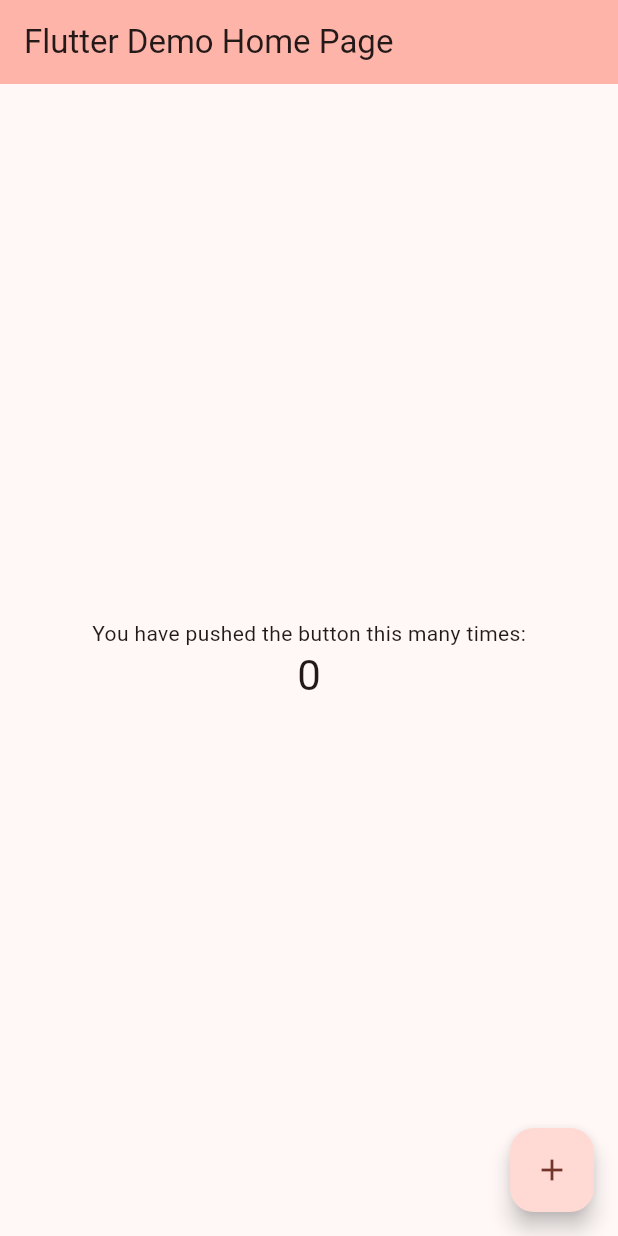
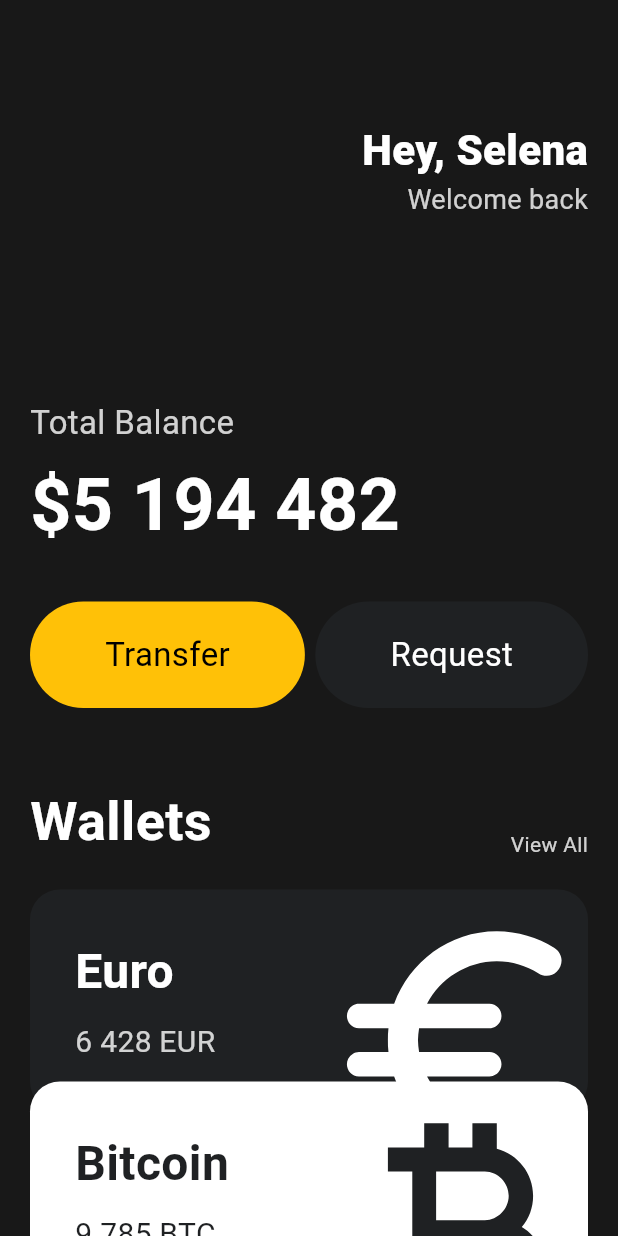
Before and after one commit to JeinJang/toonflix, a Flutter app: the screen it shows after launch, on a phone screen of 412 x 824 dp. Run offline on Flutter 3.47's test engine with Material 3 defaults, Android fonts, the phone set to English and light mode, and no system bars.

Commit message:
💄 create stateless widgets

```diff
--- a/lib/main.dart
+++ b/lib/main.dart
@@ -1,125 +1,158 @@
 import 'package:flutter/material.dart';
+import 'package:toonflix/widgets/button.dart';
+import 'package:toonflix/widgets/currency_card.dart';
+
+class Player {
+  String name;
+  Player({required this.name});
+
+  // String? name;
+  // Player({this.name});
+}
 
 void main() {
-  runApp(const MyApp());
+  runApp(const App());
 }
 
-class MyApp extends StatelessWidget {
-  const MyApp({super.key});
+class App extends StatelessWidget {
+  const App({super.key});
 
-  // This widget is the root of your application.
   @override
   Widget build(BuildContext context) {
     return MaterialApp(
-      title: 'Flutter Demo',
-      theme: ThemeData(
-        // This is the theme of your application.
-        //
-        // TRY THIS: Try running your application with "flutter run". You'll see
-        // the application has a purple toolbar. Then, without quitting the app,
-        // try changing the seedColor in the colorScheme below to Colors.green
-        // and then invoke "hot reload" (save your changes or press the "hot
-        // reload" button in a Flutter-supported IDE, or press "r" if you used
-        // the command line to start the app).
-        //
-        // Notice that the counter didn't reset back to zero; the application
-        // state is not lost during the reload. To reset the state, use hot
-        // restart instead.
-        //
-        // This works for code too, not just values: Most code changes can be
-        // tested with just a hot reload.
-        colorScheme: ColorScheme.fromSeed(seedColor: Colors.red),
-        useMaterial3: true,
+      // flutter에는 scaffold라는 위젯이 필수
+      home: Scaffold(
+        backgroundColor: const Color(0xFF181818),
+        body: SingleChildScrollView(
+          child: Padding(
+            padding: const EdgeInsets.symmetric(
+              horizontal: 20,
             ),
-      home: const MyHomePage(title: 'Flutter Demo Home Page'),
-    );
-  }
-}
-
-class MyHomePage extends StatefulWidget {
-  const MyHomePage({super.key, required this.title});
-
-  // This widget is the home page of your application. It is stateful, meaning
-  // that it has a State object (defined below) that contains fields that affect
-  // how it looks.
-
-  // This class is the configuration for the state. It holds the values (in this
-  // case the title) provided by the parent (in this case the App widget) and
-  // used by the build method of the State. Fields in a Widget subclass are
-  // always marked "final".
-
-  final String title;
-
-  @override
-  State<MyHomePage> createState() => _MyHomePageState();
-}
-
-class _MyHomePageState extends State<MyHomePage> {
-  int _counter = 0;
-
-  void _incrementCounter() {
-    setState(() {
-      // This call to setState tells the Flutter framework that something has
-      // changed in this State, which causes it to rerun the build method below
-      // so that the display can reflect the updated values. If we changed
-      // _counter without calling setState(), then the build method would not be
-      // called again, and so nothing would appear to happen.
-      _counter++;
-    });
-  }
-
-  @override
-  Widget build(BuildContext context) {
-    // This method is rerun every time setState is called, for instance as done
-    // by the _incrementCounter method above.
-    //
-    // The Flutter framework has been optimized to make rerunning build methods
-    // fast, so that you can just rebuild anything that needs updating rather
-    // than having to individually change instances of widgets.
-    return Scaffold(
-      appBar: AppBar(
-        // TRY THIS: Try changing the color here to a specific color (to
-        // Colors.amber, perhaps?) and trigger a hot reload to see the AppBar
-        // change color while the other colors stay the same.
-        backgroundColor: Theme.of(context).colorScheme.inversePrimary,
-        // Here we take the value from the MyHomePage object that was created by
-        // the App.build method, and use it to set our appbar title.
-        title: Text(widget.title),
+            child: Column(
+              crossAxisAlignment: CrossAxisAlignment.start,
+              children: [
+                const SizedBox(
+                  height: 80,
                 ),
-      body: Center(
-        // Center is a layout widget. It takes a single child and positions it
-        // in the middle of the parent.
-        child: Column(
-          // Column is also a layout widget. It takes a list of children and
-          // arranges them vertically. By default, it sizes itself to fit its
-          // children horizontally, and tries to be as tall as its parent.
-          //
-          // Column has various properties to control how it sizes itself and
-          // how it positions its children. Here we use mainAxisAlignment to
-          // center the children vertically; the main axis here is the vertical
-          // axis because Columns are vertical (the cross axis would be
-          // horizontal).
-          //
-          // TRY THIS: Invoke "debug painting" (choose the "Toggle Debug Paint"
-          // action in the IDE, or press "p" in the console), to see the
-          // wireframe for each widget.
-          mainAxisAlignment: MainAxisAlignment.center,
-          children: <Widget>[
+                Row(
+                  mainAxisAlignment: MainAxisAlignment.end,
+                  children: [
+                    Column(
+                      crossAxisAlignment: CrossAxisAlignment.end,
+                      children: [
                         const Text(
-              'You have pushed the button this many times:',
+                          'Hey, Selena',
+                          style: TextStyle(
+                            color: Colors.white,
+                            fontSize: 28,
+                            fontWeight: FontWeight.w800,
+                          ),
                         ),
                         Text(
-              '$_counter',
-              style: Theme.of(context).textTheme.headlineMedium,
+                          'Welcome back',
+                          style: TextStyle(
+                            color: Colors.white.withOpacity(0.8),
+                            fontSize: 18,
+                          ),
+                        ),
+                      ],
+                    ),
+                  ],
+                ),
+                const SizedBox(
+                  height: 120,
+                ),
+                Text(
+                  'Total Balance',
+                  style: TextStyle(
+                    fontSize: 22,
+                    color: Colors.white.withOpacity(0.8),
+                  ),
+                ),
+                const SizedBox(
+                  height: 5,
+                ),
+                const Text(
+                  '\$5 194 482',
+                  style: TextStyle(
+                    fontSize: 48,
+                    fontWeight: FontWeight.w600,
+                    color: Colors.white,
+                  ),
+                ),
+                const SizedBox(
+                  height: 30,
+                ),
+                const Row(
+                  mainAxisAlignment: MainAxisAlignment.spaceBetween,
+                  children: [
+                    Button(
+                      text: 'Transfer',
+                      bgColor: Colors.amber,
+                      textColor: Colors.black,
+                    ),
+                    Button(
+                      text: 'Request',
+                      bgColor: Color(0xFF1F2123),
+                      textColor: Colors.white,
+                    ),
+                  ],
+                ),
+                const SizedBox(
+                  height: 50,
+                ),
+                Row(
+                  mainAxisAlignment: MainAxisAlignment.spaceBetween,
+                  crossAxisAlignment: CrossAxisAlignment.end,
+                  children: [
+                    const Text(
+                      'Wallets',
+                      style: TextStyle(
+                        color: Colors.white,
+                        fontSize: 36,
+                        fontWeight: FontWeight.w600,
+                      ),
+                    ),
+                    Text(
+                      'View All',
+                      style: TextStyle(
+                        color: Colors.white.withOpacity(0.8),
+                      ),
+                    ),
+                  ],
+                ),
+                const SizedBox(
+                  height: 20,
+                ),
+                const CurrencyCard(
+                  name: 'Euro',
+                  code: 'EUR',
+                  amount: '6 428',
+                  icon: Icons.euro_rounded,
+                  isInverted: false,
+                  order: 0,
+                ),
+                const CurrencyCard(
+                  name: 'Bitcoin',
+                  code: 'BTC',
+                  amount: '9 785',
+                  icon: Icons.currency_bitcoin,
+                  isInverted: true,
+                  order: 1,
+                ),
+                const CurrencyCard(
+                  name: 'Dollar',
+                  code: 'USD',
+                  amount: '9 785',
+                  icon: Icons.attach_money_outlined,
+                  isInverted: false,
+                  order: 2,
                 ),
               ],
             ),
           ),
-      floatingActionButton: FloatingActionButton(
-        onPressed: _incrementCounter,
-        tooltip: 'Increment',
-        child: const Icon(Icons.add),
-      ), // This trailing comma makes auto-formatting nicer for build methods.
+        ),
+      ),
     );
   }
 }
--- /dev/null
+++ b/lib/widgets/button.dart
@@ -0,0 +1,37 @@
+import 'package:flutter/material.dart';
+
+class Button extends StatelessWidget {
+  final String text;
+  final Color bgColor;
+  final Color textColor;
+
+  const Button({
+    super.key,
+    required this.text,
+    required this.bgColor,
+    required this.textColor,
+  });
+
+  @override
+  Widget build(BuildContext context) {
+    return Container(
+      decoration: BoxDecoration(
+        color: bgColor,
+        borderRadius: BorderRadius.circular(45),
+      ),
+      child: Padding(
+        padding: const EdgeInsets.symmetric(
+          vertical: 20,
+          horizontal: 50,
+        ),
+        child: Text(
+          text,
+          style: TextStyle(
+            fontSize: 22,
+            color: textColor,
+          ),
+        ),
+      ),
+    );
+  }
+}
--- /dev/null
+++ b/lib/widgets/currency_card.dart
@@ -0,0 +1,94 @@
+import 'package:flutter/material.dart';
+
+class CurrencyCard extends StatelessWidget {
+  final String name, amount, code;
+  final IconData icon;
+  final bool isInverted;
+  final double order;
+
+  final _blackColor = const Color(0xFF1F2123);
+
+  const CurrencyCard({
+    super.key,
+    required this.name,
+    required this.amount,
+    required this.code,
+    required this.icon,
+    required this.isInverted,
+    required this.order,
+  });
+
+  @override
+  Widget build(BuildContext buildContext) {
+    return Transform.translate(
+      offset: Offset(0, -20 * order),
+      child: Container(
+        clipBehavior: Clip.hardEdge,
+        decoration: BoxDecoration(
+          color: isInverted ? Colors.white : _blackColor,
+          borderRadius: BorderRadius.circular(20),
+        ),
+        child: Padding(
+          padding: const EdgeInsets.all(30),
+          child: Row(
+            mainAxisAlignment: MainAxisAlignment.spaceBetween,
+            children: [
+              Column(
+                crossAxisAlignment: CrossAxisAlignment.start,
+                children: [
+                  Text(
+                    name,
+                    style: TextStyle(
+                      color: isInverted ? _blackColor : Colors.white,
+                      fontSize: 32,
+                      fontWeight: FontWeight.w600,
+                    ),
+                  ),
+                  const SizedBox(
+                    height: 10,
+                  ),
+                  Row(
+                    children: [
+                      Text(
+                        amount,
+                        style: TextStyle(
+                          color: isInverted
+                              ? _blackColor
+                              : Colors.white.withOpacity(0.8),
+                          fontSize: 20,
+                        ),
+                      ),
+                      const SizedBox(
+                        width: 5,
+                      ),
+                      Text(
+                        code,
+                        style: TextStyle(
+                          color: isInverted
+                              ? _blackColor
+                              : Colors.white.withOpacity(0.8),
+                          fontSize: 20,
+                        ),
+                      ),
+                    ],
+                  ),
+                ],
+              ),
+              Transform.scale(
+                scale: 2.2,
+                child: Transform.translate(
+                  offset: const Offset(-5, 12),
+                  child: Icon(
+                    icon,
+                    color: isInverted ? _blackColor : Colors.white,
+                    size: 88,
+                  ),
+                ),
+              ),
+            ],
+          ),
+        ),
+      ),
+    );
+  }
+}
```
Lines whose indentation alone changed are shown as unchanged.
